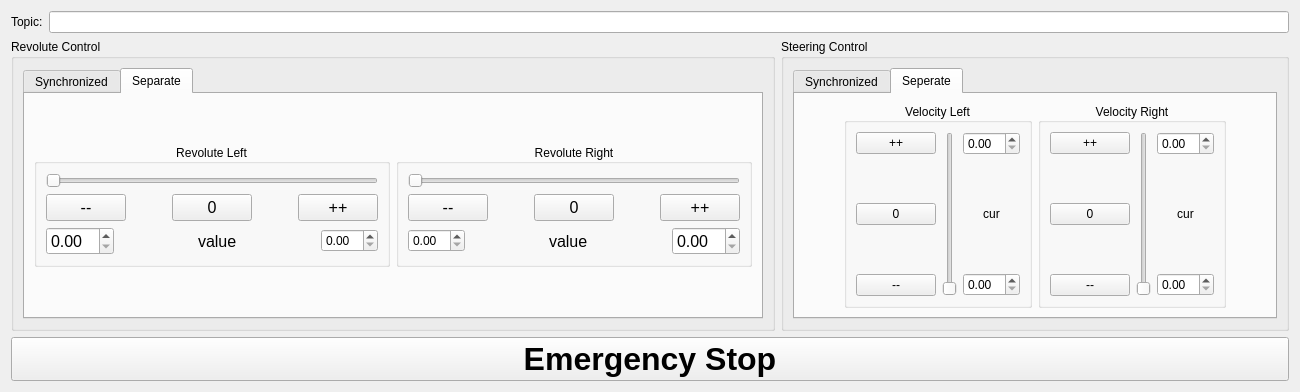
Above: tuw_iwos_rqt_control/resource/tuw_iwos_rqt_control.ui from BigDragonSlayer/tuw_iwos before the change. Below: the same form after it.
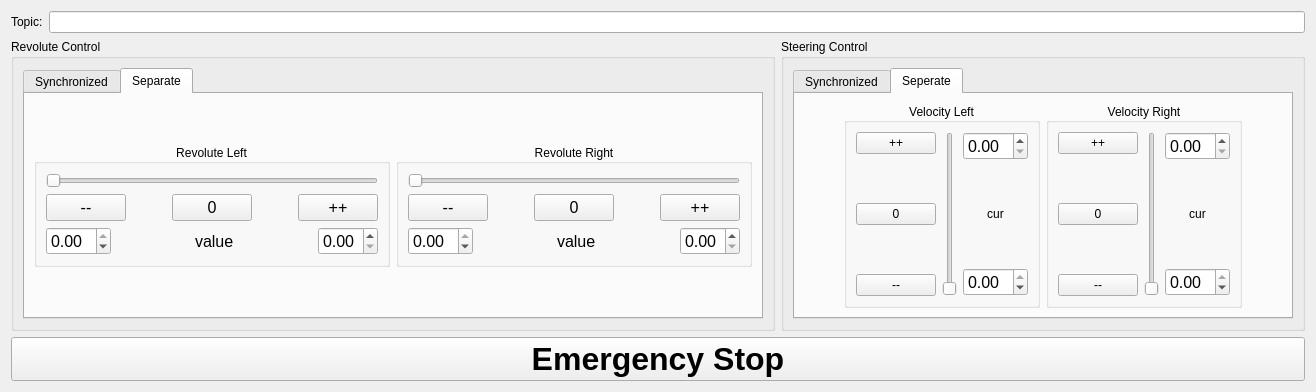
That is the form after the change. The open tabs and pages were chosen to show the change.

What changed in the file:
```diff
--- a/tuw_iwos_rqt_control/resource/tuw_iwos_rqt_control.ui
+++ b/tuw_iwos_rqt_control/resource/tuw_iwos_rqt_control.ui
@@ -330,6 +330,15 @@
                                               <pointsize>12</pointsize>
                                             </font>
                                           </property>
+                                          <property name="minimum">
+                                            <double>-1.000000000000000</double>
+                                          </property>
+                                          <property name="maximum">
+                                            <double>0.000000000000000</double>
+                                          </property>
+                                          <property name="singleStep">
+                                            <double>0.010000000000000</double>
+                                          </property>
                                         </widget>
                                       </item>
                                       <item>
@@ -371,7 +380,22 @@
                                         </spacer>
                                       </item>
                                       <item>
-                                        <widget class="QDoubleSpinBox" name="revolute_control_separate_left_value_maximum"/>
+                                        <widget class="QDoubleSpinBox" name="revolute_control_separate_left_value_maximum">
+                                          <property name="font">
+                                            <font>
+                                              <pointsize>12</pointsize>
+                                            </font>
+                                          </property>
+                                          <property name="minimum">
+                                            <double>0.000000000000000</double>
+                                          </property>
+                                          <property name="maximum">
+                                            <double>1.000000000000000</double>
+                                          </property>
+                                          <property name="singleStep">
+                                            <double>0.010000000000000</double>
+                                          </property>
+                                        </widget>
                                       </item>
                                     </layout>
                                   </item>
@@ -466,7 +490,22 @@
                                   <item>
                                     <layout class="QHBoxLayout" name="revolute_control_separate_right_value">
                                       <item>
-                                        <widget class="QDoubleSpinBox" name="revolute_control_separate_right_value_minimum"/>
+                                        <widget class="QDoubleSpinBox" name="revolute_control_separate_right_value_minimum">
+                                          <property name="font">
+                                            <font>
+                                              <pointsize>12</pointsize>
+                                            </font>
+                                          </property>
+                                          <property name="minimum">
+                                            <double>-1.000000000000000</double>
+                                          </property>
+                                          <property name="maximum">
+                                            <double>0.000000000000000</double>
+                                          </property>
+                                          <property name="singleStep">
+                                            <double>0.010000000000000</double>
+                                          </property>
+                                        </widget>
                                       </item>
                                       <item>
                                         <spacer name="revolute_control_separate_right_value_left_spacer">
@@ -513,6 +552,15 @@
                                               <pointsize>12</pointsize>
                                             </font>
                                           </property>
+                                          <property name="minimum">
+                                            <double>0.000000000000000</double>
+                                          </property>
+                                          <property name="maximum">
+                                            <double>1.000000000000000</double>
+                                          </property>
+                                          <property name="singleStep">
+                                            <double>0.010000000000000</double>
+                                          </property>
                                         </widget>
                                       </item>
                                     </layout>
@@ -811,7 +859,22 @@
                                   <item>
                                     <layout class="QVBoxLayout" name="steering_control_separate_left_value">
                                       <item>
-                                        <widget class="QDoubleSpinBox" name="steering_control_separate_left_value_maximum"/>
+                                        <widget class="QDoubleSpinBox" name="steering_control_separate_left_value_maximum">
+                                          <property name="font">
+                                            <font>
+                                              <pointsize>12</pointsize>
+                                            </font>
+                                          </property>
+                                          <property name="minimum">
+                                            <double>0.000000000000000</double>
+                                          </property>
+                                          <property name="maximum">
+                                            <double>0.500000000000000</double>
+                                          </property>
+                                          <property name="singleStep">
+                                            <double>0.100000000000000</double>
+                                          </property>
+                                        </widget>
                                       </item>
                                       <item>
                                         <spacer name="steering_control_separate_left_value_upper_spacer">
@@ -850,7 +913,22 @@
                                         </spacer>
                                       </item>
                                       <item>
-                                        <widget class="QDoubleSpinBox" name="steering_control_separate_left_value_minimum"/>
+                                        <widget class="QDoubleSpinBox" name="steering_control_separate_left_value_minimum">
+                                          <property name="font">
+                                            <font>
+                                              <pointsize>12</pointsize>
+                                            </font>
+                                          </property>
+                                          <property name="minimum">
+                                            <double>-0.500000000000000</double>
+                                          </property>
+                                          <property name="maximum">
+                                            <double>0.000000000000000</double>
+                                          </property>
+                                          <property name="singleStep">
+                                            <double>0.100000000000000</double>
+                                          </property>
+                                        </widget>
                                       </item>
                                     </layout>
                                   </item>
@@ -931,7 +1009,22 @@
                                   <item>
                                     <layout class="QVBoxLayout" name="steering_control_separate_right_value">
                                       <item>
-                                        <widget class="QDoubleSpinBox" name="steering_control_separate_right_value_maximum"/>
+                                        <widget class="QDoubleSpinBox" name="steering_control_separate_right_value_maximum">
+                                          <property name="font">
+                                            <font>
+                                              <pointsize>12</pointsize>
+                                            </font>
+                                          </property>
+                                          <property name="minimum">
+                                            <double>0.000000000000000</double>
+                                          </property>
+                                          <property name="maximum">
+                                            <double>0.500000000000000</double>
+                                          </property>
+                                          <property name="singleStep">
+                                            <double>0.100000000000000</double>
+                                          </property>
+                                        </widget>
                                       </item>
                                       <item>
                                         <spacer name="steering_control_separate_right_value_upper_spacer">
@@ -970,7 +1063,22 @@
                                         </spacer>
                                       </item>
                                       <item>
-                                        <widget class="QDoubleSpinBox" name="steering_control_separate_right_value_minimum"/>
+                                        <widget class="QDoubleSpinBox" name="steering_control_separate_right_value_minimum">
+                                          <property name="font">
+                                            <font>
+                                              <pointsize>12</pointsize>
+                                            </font>
+                                          </property>
+                                          <property name="minimum">
+                                            <double>-0.500000000000000</double>
+                                          </property>
+                                          <property name="maximum">
+                                            <double>0.000000000000000</double>
+                                          </property>
+                                          <property name="singleStep">
+                                            <double>0.100000000000000</double>
+                                          </property>
+                                        </widget>
                                       </item>
                                     </layout>
                                   </item>
```
Left out of the diff: 49 changed lines with no effect on the pictures.
